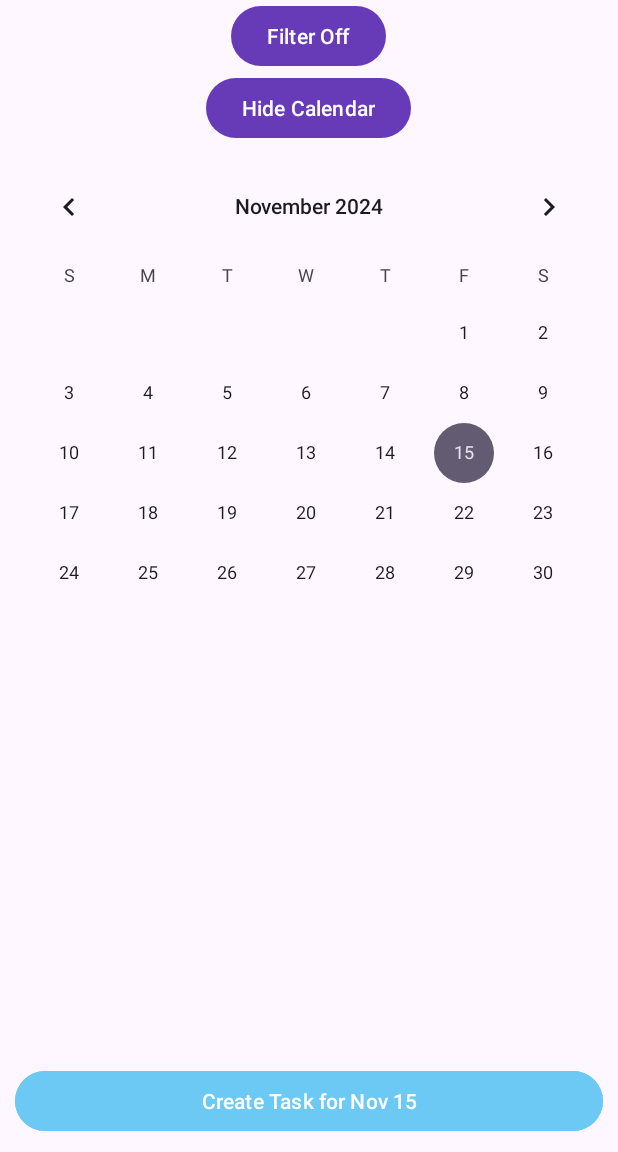
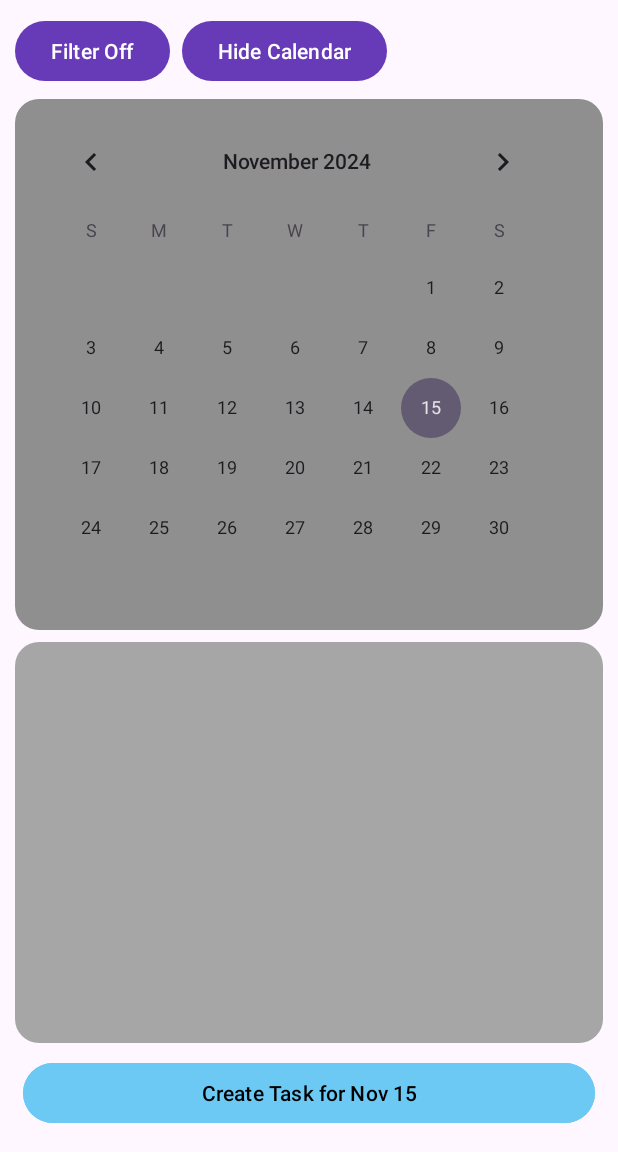
Before and after one commit to Wikho/TimeTracker-Mobile-App-Android-Studio-OPSC7311_Sem2_2024, an Android app: the fragment CalendarFragment placed in its activity, on a phone screen of 412 x 824 dp, the part 84-1236 px from its top. Run offline under Robolectric (Android 15) with nearby library versions, the phone set to English and light mode, and no system bars; our stand-ins replace Firebase (no records; nobody signed in at launch, a user with empty details on screens opened directly).

Commit message:
Update fragment_calendar.xml

```diff
--- a/app/src/main/res/layout/fragment_calendar.xml
+++ b/app/src/main/res/layout/fragment_calendar.xml
@@ -4,25 +4,46 @@
     xmlns:app="http://schemas.android.com/apk/res-auto"
     android:id="@+id/calendarLayout"
     android:layout_width="match_parent"
-    android:layout_height="match_parent">
+    android:layout_height="match_parent"
+    android:padding="10dp">
 
-    <!-- Filter Toggle Button -->
-    <Button
-        android:id="@+id/btnToggleFilter"
+    <!-- Horizontal LinearLayout containing btnToggleFilter and btnToggleCalendar -->
+
+    <!-- Filter Container below buttonContainer -->
+
+    <LinearLayout
+        android:id="@+id/buttonContainer"
         android:layout_width="wrap_content"
         android:layout_height="wrap_content"
-        android:text="Filter Off"
         android:layout_alignParentTop="true"
-        android:layout_centerHorizontal="true" />
+        android:layout_marginTop="0dp"
+        android:gravity="start"
+        android:orientation="horizontal">
 
-    <!-- Filter Container -->
+        <!-- Filter Toggle Button -->
+
+        <!-- Toggle Calendar Visibility Button -->
+        <Button
+            android:id="@+id/btnToggleFilter"
+            android:layout_width="wrap_content"
+            android:layout_height="wrap_content"
+            android:layout_marginEnd="8dp"
+            android:text="Filter Off" />
+
+        <Button
+            android:id="@+id/btnToggleCalendar"
+            android:layout_width="wrap_content"
+            android:layout_height="wrap_content"
+            android:text="Hide Calendar" />
+    </LinearLayout>
+
     <LinearLayout
         android:id="@+id/filterContainer"
         android:layout_width="match_parent"
         android:layout_height="wrap_content"
         android:orientation="vertical"
         android:visibility="gone"
-        android:layout_below="@id/btnToggleFilter"
+        android:layout_below="@id/buttonContainer"
         android:padding="8dp">
 
         <!-- Search Task Input -->
@@ -30,7 +51,6 @@
             android:id="@+id/etSearchTask"
             android:layout_width="match_parent"
             android:layout_height="wrap_content"
-            android:hint="Search Task"
             android:padding="8dp"
             android:background="@android:drawable/edit_text"
             android:layout_marginBottom="8dp" />
@@ -40,49 +60,53 @@
             android:id="@+id/chipGroupCategories"
             android:layout_width="match_parent"
             android:layout_height="wrap_content"
-            android:padding="8dp" />
+            android:padding="8dp"
+            app:singleSelection="false"
+            app:selectionRequired="false">
+            <!-- Example Chips (You can add dynamically in your code) -->
+            <!--
+            <com.google.android.material.chip.Chip
+                android:id="@+id/chipCategory1"
+                android:layout_width="wrap_content"
+                android:layout_height="wrap_content"
+                android:text="Work" />
+            -->
+        </com.google.android.material.chip.ChipGroup>
     </LinearLayout>
 
-    <!-- Expandable Calendar View -->
-    <LinearLayout
-        android:id="@+id/calendarContainer"
+    <!-- Calendar View below filterContainer -->
+    <CalendarView
+        android:id="@+id/calendarView"
         android:layout_width="match_parent"
         android:layout_height="wrap_content"
-        android:orientation="vertical"
-        android:layout_below="@id/filterContainer">
+        android:layout_below="@id/filterContainer"
+        android:layout_marginTop="8dp"
+        android:background="@drawable/rounded_background_white"
+        android:backgroundTint="@color/lightGray"
+        android:padding="8dp" />
 
-        <!-- Toggle Calendar Visibility -->
-        <Button
-            android:id="@+id/btnToggleCalendar"
-            android:layout_width="wrap_content"
-            android:layout_height="wrap_content"
-            android:text="Hide Calendar"
-            android:layout_gravity="center_horizontal" />
-
-        <!-- Calendar View -->
-        <CalendarView
-            android:id="@+id/calendarView"
-            android:layout_width="match_parent"
-            android:layout_height="wrap_content"
-            android:layout_marginTop="8dp" />
-    </LinearLayout>
-
-    <!-- RecyclerView for Tasks -->
+    <!-- RecyclerView for Tasks below calendarView, above btnCreateTask -->
     <androidx.recyclerview.widget.RecyclerView
         android:id="@+id/rvTasks"
         android:layout_width="match_parent"
         android:layout_height="0dp"
-        android:layout_below="@id/calendarContainer"
-        android:layout_above="@+id/btnCreateTask"
-        android:layout_marginTop="8dp" />
+        android:layout_below="@id/calendarView"
+        android:layout_above="@id/btnCreateTask"
+        android:layout_marginTop="8dp"
+        android:layout_marginBottom="4dp"
+        android:scrollbars="vertical"
+        android:background="@drawable/rounded_background_gray"
+        app:layoutManager="androidx.recyclerview.widget.LinearLayoutManager" />
 
-    <!-- Create Task Button -->
+    <!-- Create Task Button at the bottom -->
     <Button
         android:id="@+id/btnCreateTask"
         android:layout_width="match_parent"
         android:layout_height="wrap_content"
-        android:text="Create Task"
+        android:text="@string/create_task"
         android:layout_alignParentBottom="true"
-        android:layout_margin="10dp"
-        android:backgroundTint="@color/lightTeal"/>
+        android:layout_margin="5dp"
+        android:backgroundTint="@color/lightTeal"
+        android:textColor="@color/black" />
+
 </RelativeLayout>
```
